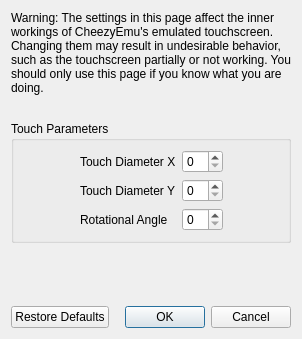
Before: the Qt Designer form src/yuzu/configuration/configure_touchscreen_advanced.ui in fritcheelii/fritcheelii, drawn with Qt 5.
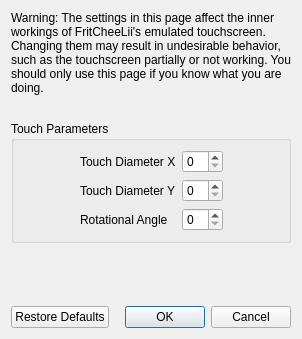
After: the same form once the commit is applied.

Commit message: FritCheeLii v4.2: 3-tier FPS defaults, Restore Default Settings, short tooltips, clean menus, OoT FSR restart prompt, full FritCheeLii branding

The edit to the form file:
```diff
--- a/src/yuzu/configuration/configure_touchscreen_advanced.ui
+++ b/src/yuzu/configuration/configure_touchscreen_advanced.ui
@@ -23,7 +23,7 @@
       </size>
      </property>
      <property name="text">
-      <string>Warning: The settings in this page affect the inner workings of CheezyEmu's emulated touchscreen. Changing them may result in undesirable behavior, such as the touchscreen partially or not working. You should only use this page if you know what you are doing.</string>
+      <string>Warning: The settings in this page affect the inner workings of FritCheeLii's emulated touchscreen. Changing them may result in undesirable behavior, such as the touchscreen partially or not working. You should only use this page if you know what you are doing.</string>
      </property>
      <property name="wordWrap">
       <bool>true</bool>
```
The commit also changes 32 other files.
